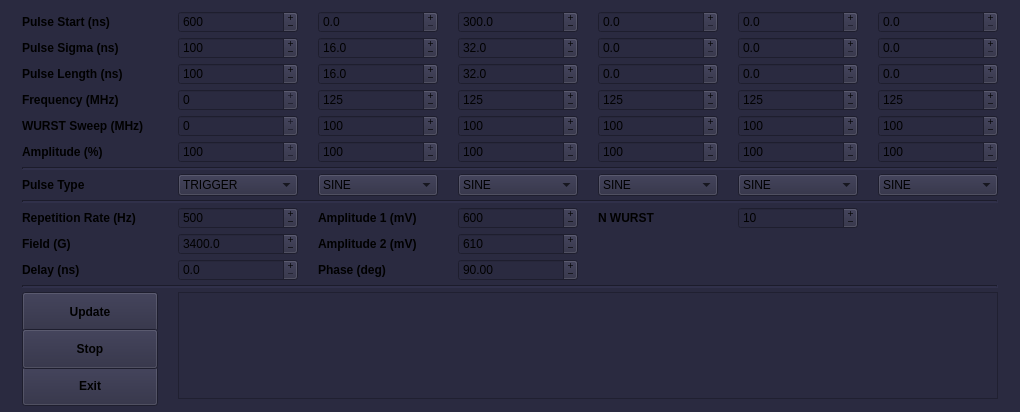
Old version of the form atomize/control_center/gui/awg_main_window.ui in the repository Anatoly1010/Atomize_NIOCH.
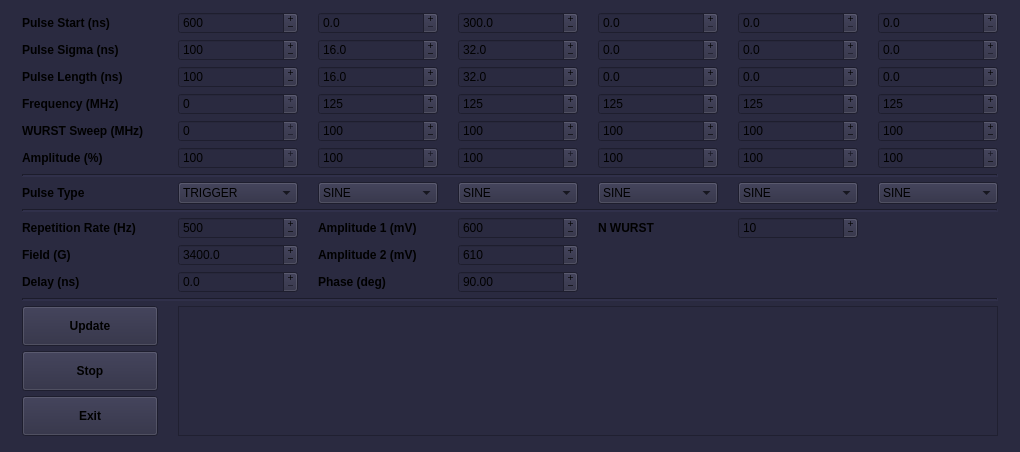
New version of the form.

Diff of the .ui file:
```diff
--- a/atomize/control_center/gui/awg_main_window.ui
+++ b/atomize/control_center/gui/awg_main_window.ui
@@ -7,7 +7,7 @@
     <x>0</x>
     <y>0</y>
     <width>1020</width>
-    <height>412</height>
+    <height>452</height>
    </rect>
   </property>
   <property name="sizePolicy">
@@ -19,13 +19,13 @@
   <property name="minimumSize">
    <size>
     <width>1020</width>
-    <height>412</height>
+    <height>452</height>
    </size>
   </property>
   <property name="maximumSize">
    <size>
     <width>1020</width>
-    <height>412</height>
+    <height>452</height>
    </size>
   </property>
   <property name="sizeIncrement">
@@ -56,13 +56,13 @@
    <property name="minimumSize">
     <size>
      <width>1020</width>
-     <height>412</height>
+     <height>452</height>
     </size>
    </property>
    <property name="maximumSize">
     <size>
      <width>1020</width>
-     <height>412</height>
+     <height>452</height>
     </size>
    </property>
    <layout class="QHBoxLayout" name="horizontalLayout">
@@ -1223,7 +1223,7 @@
          <bool>false</bool>
         </property>
         <property name="minimum">
-         <number>10</number>
+         <number>0</number>
         </property>
         <property name="maximum">
          <number>250</number>
@@ -1245,7 +1245,7 @@
          <bool>false</bool>
         </property>
         <property name="minimum">
-         <number>10</number>
+         <number>0</number>
         </property>
         <property name="maximum">
          <number>250</number>
@@ -1267,7 +1267,7 @@
          <bool>false</bool>
         </property>
         <property name="minimum">
-         <number>10</number>
+         <number>0</number>
         </property>
         <property name="maximum">
          <number>250</number>
@@ -1289,7 +1289,7 @@
          <bool>false</bool>
         </property>
         <property name="minimum">
-         <number>10</number>
+         <number>0</number>
         </property>
         <property name="maximum">
          <number>250</number>
@@ -1311,7 +1311,7 @@
          <bool>false</bool>
         </property>
         <property name="minimum">
-         <number>10</number>
+         <number>0</number>
         </property>
         <property name="maximum">
          <number>250</number>
```
Left out of the diff: 20 changed lines with no effect on the pictures.
